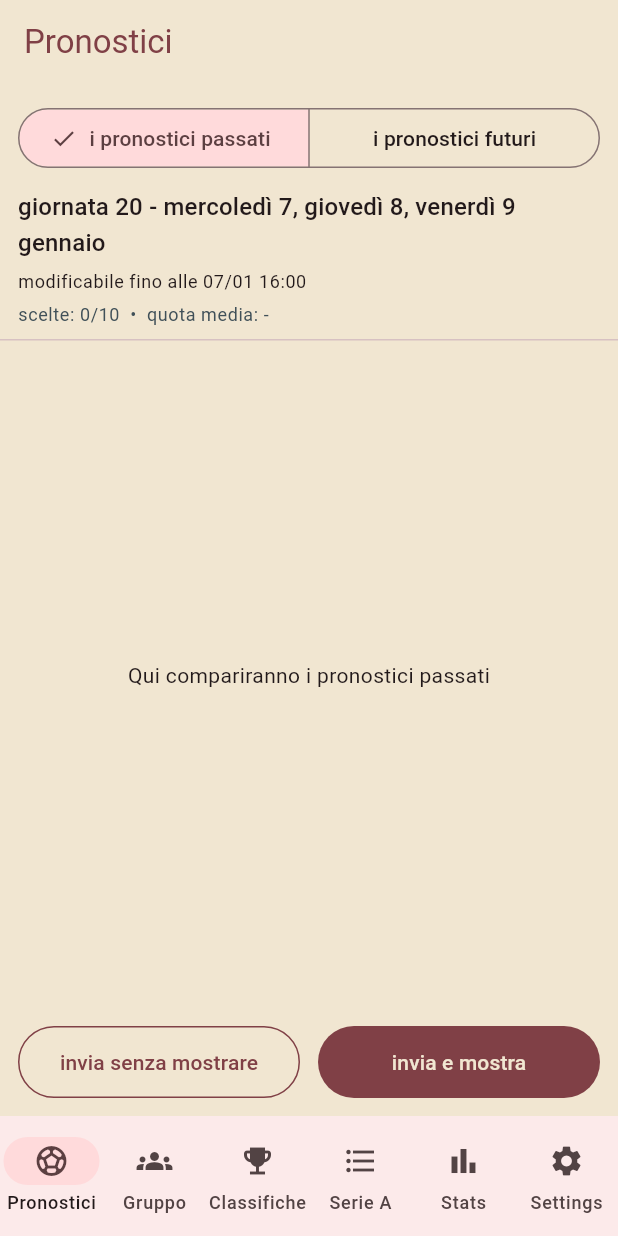
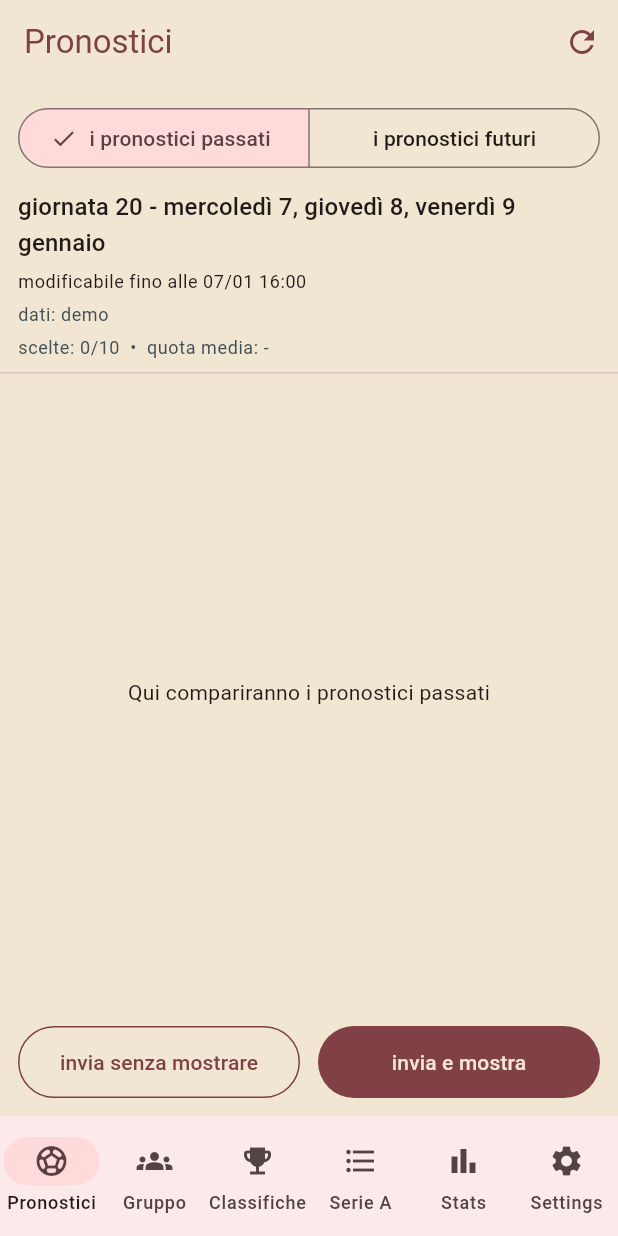
Before and after one commit to emilianocorbianco-cass/cassandra, a Flutter app: the screen it shows after launch, after a tap on "i pronostici passati", on a phone screen of 412 x 824 dp. Run offline on Flutter 3.47's test engine with Material 3 defaults, Android fonts, the phone set to English and light mode, and no system bars; our stand-ins replace flutter_dotenv, shared_preferences; network calls fail; Roboto replaces fonts that are missing (Avenir).

Commit message:
feat: predictions show data source (real/demo) + refresh button

```diff
--- a/cassandra/lib/features/predictions/predictions_page.dart
+++ b/cassandra/lib/features/predictions/predictions_page.dart
@@ -28,6 +28,10 @@ class _PredictionsPageState extends State<PredictionsPage> {
   static const int _matchdayNumber = 20;
 
   late List<PredictionMatch> _matches;
+  bool _usingRealFixtures = false;
+  bool _loadingFixtures = false;
+  DateTime? _fixturesUpdatedAt;
+
   final Map<String, PickOption> _picks = {};
 
   int _segment = 0; // 0 = futuri, 1 = passati
@@ -246,9 +250,13 @@ class _PredictionsPageState extends State<PredictionsPage> {
     );
   }
 
-  Future<void> _tryLoadRealFixtures() async {
+  Future<void> _tryLoadRealFixtures({bool showLoader = false}) async {
     final key = Env.apiFootballKey;
     if (key == null) return; // in test o senza .env restiamo sui mock
+
+    if (showLoader && mounted) {
+      setState(() => _loadingFixtures = true);
+    }
 
     final client = ApiFootballClient(
       apiKey: key,
@@ -266,11 +274,16 @@ class _PredictionsPageState extends State<PredictionsPage> {
       if (!mounted) return;
       setState(() {
         _matches = matches;
+        _usingRealFixtures = true;
+        _fixturesUpdatedAt = DateTime.now();
       });
     } catch (_) {
       // Se fallisce la rete o la key, restiamo sui mock.
     } finally {
       client.close();
+      if (showLoader && mounted) {
+        setState(() => _loadingFixtures = false);
+      }
     }
   }
 
@@ -283,10 +296,29 @@ class _PredictionsPageState extends State<PredictionsPage> {
     final avg = _averageOddsPlayed;
     final avgLabel = avg == null ? '-' : formatOdds(avg);
 
+    final dataLabel = _usingRealFixtures ? 'dati: reali (API)' : 'dati: demo';
+    final updatedLabel = (_usingRealFixtures && _fixturesUpdatedAt != null)
+        ? ' • agg. ${formatKickoff(_fixturesUpdatedAt!)}'
+        : '';
+
     return Scaffold(
       appBar: AppBar(
         title: const Text('Pronostici'),
         actions: [
+          IconButton(
+            tooltip: 'Aggiorna match',
+            onPressed: _loadingFixtures
+                ? null
+                : () => _tryLoadRealFixtures(showLoader: true),
+            icon: _loadingFixtures
+                ? const SizedBox(
+                    width: 20,
+                    height: 20,
+                    child: CircularProgressIndicator(strokeWidth: 2),
+                  )
+                : const Icon(Icons.refresh),
+          ),
+
           if (kDebugMode)
             IconButton(
               icon: const Icon(Icons.calculate),
@@ -326,6 +358,13 @@ class _PredictionsPageState extends State<PredictionsPage> {
                   ),
                   const SizedBox(height: 6),
                   Text(lockLabel, style: Theme.of(context).textTheme.bodySmall),
+                  const SizedBox(height: 6),
+                  Text(
+                    '$dataLabel$updatedLabel',
+                    style: Theme.of(context).textTheme.bodySmall?.copyWith(
+                      color: CassandraColors.slate,
+                    ),
+                  ),
                   const SizedBox(height: 6),
                   Text(
                     'scelte: $_pickedCount/${_matches.length}  •  quota media: $avgLabel',
```
